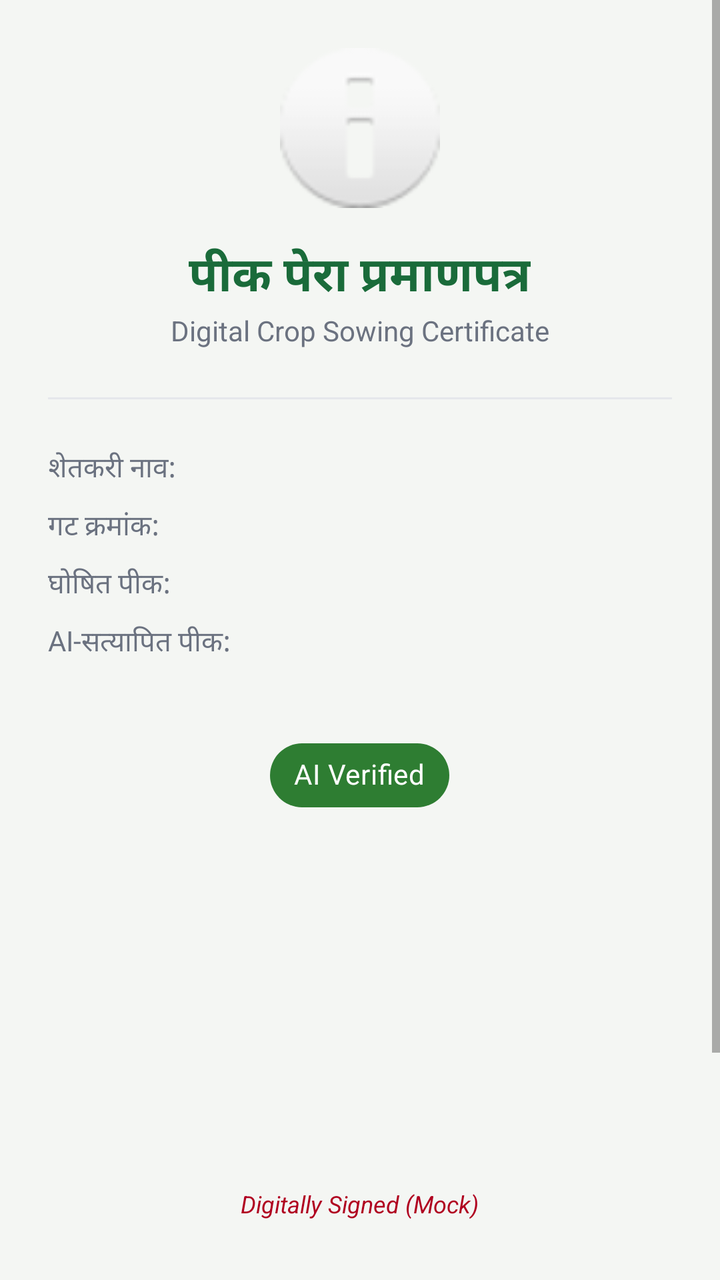
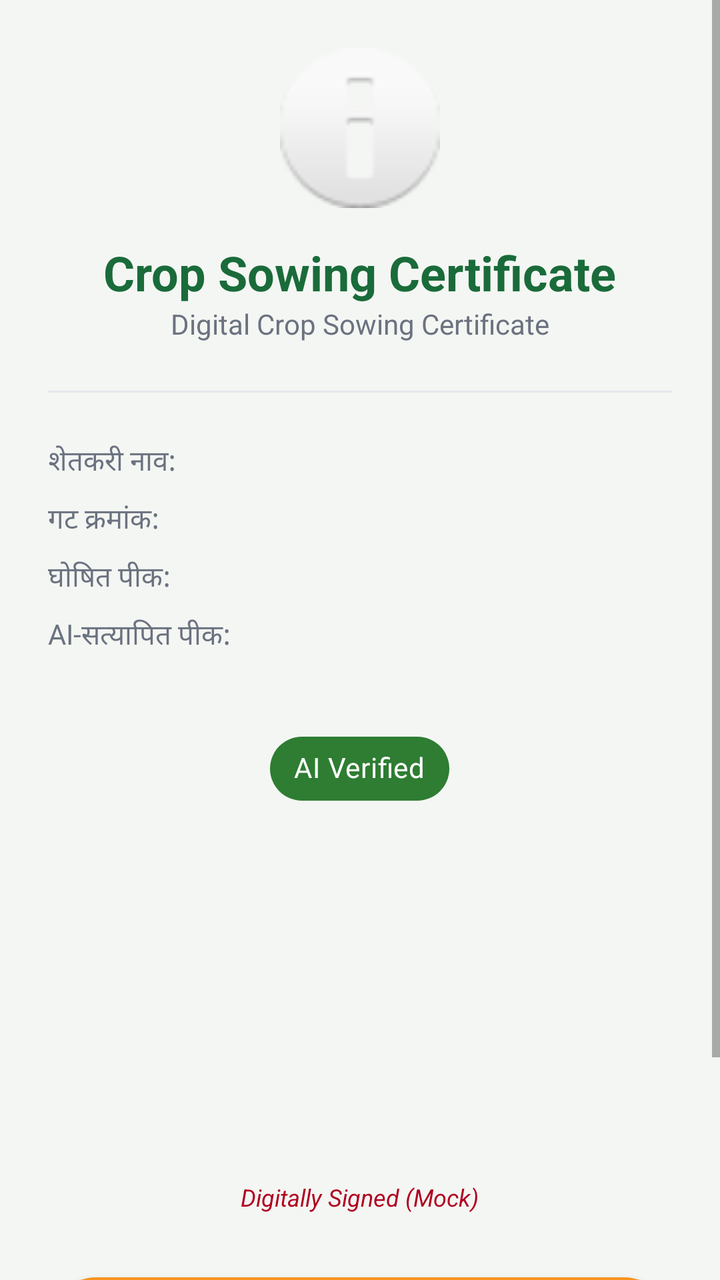

An Android layout rendered at two revisions. The XML below is the earlier revision; the diff shows what the commit changed to produce the second picture.
<!-- AndroidManifest.xml: application theme Theme.EPeekPahani -->
<!-- res/layout/fragment_certificate.xml -->
<?xml version="1.0" encoding="utf-8"?>
<ScrollView xmlns:android="http://schemas.android.com/apk/res/android"
    xmlns:app="http://schemas.android.com/apk/res-auto"
    android:layout_width="match_parent"
    android:layout_height="match_parent"
    android:background="#F4F6F3"
    android:fillViewport="true">

    <LinearLayout
        android:layout_width="match_parent"
        android:layout_height="wrap_content"
        android:orientation="vertical"
        android:padding="24dp"
        android:gravity="center_horizontal">

        <ImageView
            android:layout_width="80dp"
            android:layout_height="80dp"
            android:src="@android:drawable/ic_dialog_info"
            android:layout_marginBottom="16dp" />

        <TextView
            android:layout_width="wrap_content"
            android:layout_height="wrap_content"
            android:text="पीक पेरा प्रमाणपत्र"
            android:textSize="24sp"
            android:textStyle="bold"
            android:textColor="#1a6b3a" />

        <TextView
            android:layout_width="wrap_content"
            android:layout_height="wrap_content"
            android:text="Digital Crop Sowing Certificate"
            android:textSize="14sp"
            android:textColor="#6B7280"
            android:layout_marginBottom="24dp" />

        <View
            android:layout_width="match_parent"
            android:layout_height="1dp"
            android:background="#E5E7EB"
            android:layout_marginBottom="24dp"/>

        <TableLayout
            android:layout_width="match_parent"
            android:layout_height="wrap_content"
            android:stretchColumns="1"
            android:layout_marginBottom="24dp">

            <TableRow android:layout_marginBottom="8dp">
                <TextView android:text="शेतकरी नाव:" android:textColor="#6B7280" android:paddingEnd="16dp" />
                <TextView android:id="@+id/tv_cert_farmer_name" android:textStyle="bold" android:textColor="#1C1C1C" />
            </TableRow>
            <TableRow android:layout_marginBottom="8dp">
                <TextView android:text="गट क्रमांक:" android:textColor="#6B7280" android:paddingEnd="16dp" />
                <TextView android:id="@+id/tv_cert_gat" android:textStyle="bold" android:textColor="#1C1C1C" />
            </TableRow>
            <TableRow android:layout_marginBottom="8dp">
                <TextView android:text="घोषित पीक:" android:textColor="#6B7280" android:paddingEnd="16dp" />
                <TextView android:id="@+id/tv_cert_crop" android:textStyle="bold" android:textColor="#1C1C1C" />
            </TableRow>
            <TableRow android:layout_marginBottom="8dp">
                <TextView android:text="AI-सत्यापित पीक:" android:textColor="#6B7280" android:paddingEnd="16dp" />
                <TextView android:id="@+id/tv_cert_ai_crop" android:textStyle="bold" android:textColor="#1C1C1C" />
            </TableRow>
        </TableLayout>

        <com.google.android.material.chip.Chip
            android:id="@+id/chip_ai_status"
            android:layout_width="wrap_content"
            android:layout_height="wrap_content"
            android:text="AI Verified"
            android:textColor="@android:color/white"
            app:chipBackgroundColor="#2E7D32"
            android:layout_marginBottom="24dp"/>

        <ImageView
            android:id="@+id/iv_qr_code"
            android:layout_width="150dp"
            android:layout_height="150dp"
            android:layout_marginBottom="8dp" />

        <TextView
            android:layout_width="wrap_content"
            android:layout_height="wrap_content"
            android:text="Digitally Signed (Mock)"
            android:textColor="#B00020"
            android:textSize="12sp"
            android:textStyle="italic"
            android:layout_marginBottom="32dp"/>

        <com.google.android.material.floatingactionbutton.ExtendedFloatingActionButton
            android:id="@+id/fab_download"
            android:layout_width="match_parent"
            android:layout_height="wrap_content"
            android:text="डाउनलोड करा"
            android:textColor="@android:color/white"
            app:backgroundTint="#f7941d"
            app:icon="@android:drawable/ic_menu_save"
            app:iconTint="@android:color/white"
            android:layout_marginBottom="16dp"/>

        <com.google.android.material.button.MaterialButton
            android:id="@+id/btn_share"
            style="@style/Widget.MaterialComponents.Button.OutlinedButton"
            android:layout_width="match_parent"
            android:layout_height="wrap_content"
            android:text="शेअर करा"
            android:textColor="#003087"
            app:strokeColor="#003087"/>

    </LinearLayout>
</ScrollView>
<!-- resources referenced by this layout -->
<resources>
  <style name="Theme.App" parent="Theme.MaterialComponents.Light.NoActionBar">
          <item name="colorPrimary">@color/green_primary</item>
          <item name="colorPrimaryVariant">@color/green_dark</item>
          <item name="colorOnPrimary">@color/text_white</item>
          <item name="colorSecondary">@color/saffron</item>
          <item name="colorSecondaryVariant">@color/saffron_dark</item>
          <item name="colorOnSecondary">@color/text_white</item>
          <item name="colorError">@color/error</item>
          <item name="colorOnError">@color/text_white</item>
          <item name="colorSurface">@color/bg_card</item>
          <item name="colorOnSurface">@color/text_primary</item>
          <item name="android:colorBackground">@color/bg_screen</item>
          <item name="colorOnBackground">@color/text_primary</item>
  
          
          <item name="materialButtonStyle">@style/Widget.App.Button.Primary</item>
          <item name="textInputStyle">@style/Widget.App.TextInputLayout</item>
  
          
          <item name="shapeAppearanceSmallComponent">@style/ShapeAppearance.App.SmallComponent</item>
          <item name="shapeAppearanceMediumComponent">@style/ShapeAppearance.App.MediumComponent</item>
          <item name="shapeAppearanceLargeComponent">@style/ShapeAppearance.App.LargeComponent</item>
      </style>
  <color name="green_primary">#1a6b3a</color>
  <color name="green_dark">#0f4a27</color>
  <color name="text_white">#FFFFFF</color>
  <color name="saffron">#f7941d</color>
  <color name="saffron_dark">#e65100</color>
  <color name="error">#B00020</color>
  <color name="bg_card">#FFFFFF</color>
  <color name="text_primary">#1C1C1C</color>
  <color name="bg_screen">#F2F5F1</color>
  <style name="Widget.App.Button.Primary" parent="Widget.MaterialComponents.Button">
          <item name="backgroundTint">@color/green_primary</item>
          <item name="android:textColor">@color/text_white</item>
          <item name="shapeAppearanceOverlay">@style/ShapeAppearance.App.SmallComponent</item>
          <item name="android:minHeight">56dp</item>
          <item name="android:insetTop">0dp</item>
          <item name="android:insetBottom">0dp</item>
          <item name="elevation">0dp</item>
          <item name="android:textSize">16sp</item>
          <item name="android:textStyle">bold</item>
          <item name="rippleColor">@color/ripple</item>
      </style>
  <style name="Widget.App.TextInputLayout" parent="Widget.MaterialComponents.TextInputLayout.OutlinedBox">
          <item name="boxStrokeColor">@color/green_primary</item>
          <item name="hintTextColor">@color/green_primary</item>
          <item name="android:textColorHint">@color/text_hint</item>
          <item name="shapeAppearanceOverlay">@style/ShapeAppearance.App.SmallComponent</item>
      </style>
  <style name="ShapeAppearance.App.SmallComponent" parent="ShapeAppearance.MaterialComponents.SmallComponent">
          <item name="cornerFamily">rounded</item>
          <item name="cornerSize">10dp</item>
      </style>
  <style name="ShapeAppearance.App.MediumComponent" parent="ShapeAppearance.MaterialComponents.MediumComponent">
          <item name="cornerFamily">rounded</item>
          <item name="cornerSize">12dp</item>
      </style>
  <style name="ShapeAppearance.App.LargeComponent" parent="ShapeAppearance.MaterialComponents.LargeComponent">
          <item name="cornerFamily">rounded</item>
          <item name="cornerSize">16dp</item>
      </style>
  <color name="ripple">#1a1a6b3a</color>
  <color name="text_hint">#9CA3AF</color>
  <!-- unchanged entries left out for length: 2 -->
</resources>

<!-- the commit's change to res/layout/fragment_certificate.xml (unified diff, before → after) -->
@@ -22,7 +22,7 @@
         <TextView
             android:layout_width="wrap_content"
             android:layout_height="wrap_content"
-            android:text="पीक पेरा प्रमाणपत्र"
+            android:text="@string/str_auto_6"
             android:textSize="24sp"
             android:textStyle="bold"
             android:textColor="#1a6b3a" />
@@ -30,7 +30,7 @@
         <TextView
             android:layout_width="wrap_content"
             android:layout_height="wrap_content"
-            android:text="Digital Crop Sowing Certificate"
+            android:text="@string/str_auto_7"
             android:textSize="14sp"
             android:textColor="#6B7280"
             android:layout_marginBottom="24dp" />
@@ -48,19 +48,19 @@
             android:layout_marginBottom="24dp">
 
             <TableRow android:layout_marginBottom="8dp">
-                <TextView android:text="शेतकरी नाव:" android:textColor="#6B7280" android:paddingEnd="16dp" />
+                <TextView android:text="@string/str_auto_8" android:textColor="#6B7280" android:paddingEnd="16dp" />
                 <TextView android:id="@+id/tv_cert_farmer_name" android:textStyle="bold" android:textColor="#1C1C1C" />
             </TableRow>
             <TableRow android:layout_marginBottom="8dp">
-                <TextView android:text="गट क्रमांक:" android:textColor="#6B7280" android:paddingEnd="16dp" />
+                <TextView android:text="@string/str_auto_9" android:textColor="#6B7280" android:paddingEnd="16dp" />
                 <TextView android:id="@+id/tv_cert_gat" android:textStyle="bold" android:textColor="#1C1C1C" />
             </TableRow>
             <TableRow android:layout_marginBottom="8dp">
-                <TextView android:text="घोषित पीक:" android:textColor="#6B7280" android:paddingEnd="16dp" />
+                <TextView android:text="@string/str_auto_10" android:textColor="#6B7280" android:paddingEnd="16dp" />
                 <TextView android:id="@+id/tv_cert_crop" android:textStyle="bold" android:textColor="#1C1C1C" />
             </TableRow>
             <TableRow android:layout_marginBottom="8dp">
-                <TextView android:text="AI-सत्यापित पीक:" android:textColor="#6B7280" android:paddingEnd="16dp" />
+                <TextView android:text="@string/str_auto_11" android:textColor="#6B7280" android:paddingEnd="16dp" />
                 <TextView android:id="@+id/tv_cert_ai_crop" android:textStyle="bold" android:textColor="#1C1C1C" />
             </TableRow>
         </TableLayout>
@@ -69,7 +69,7 @@
             android:id="@+id/chip_ai_status"
             android:layout_width="wrap_content"
             android:layout_height="wrap_content"
-            android:text="AI Verified"
+            android:text="@string/str_auto_12"
             android:textColor="@android:color/white"
             app:chipBackgroundColor="#2E7D32"
             android:layout_marginBottom="24dp"/>
@@ -83,7 +83,7 @@
         <TextView
             android:layout_width="wrap_content"
             android:layout_height="wrap_content"
-            android:text="Digitally Signed (Mock)"
+            android:text="@string/str_auto_13"
             android:textColor="#B00020"
             android:textSize="12sp"
             android:textStyle="italic"
@@ -93,7 +93,7 @@
             android:id="@+id/fab_download"
             android:layout_width="match_parent"
             android:layout_height="wrap_content"
-            android:text="डाउनलोड करा"
+            android:text="@string/str_auto_14"
             android:textColor="@android:color/white"
             app:backgroundTint="#f7941d"
             app:icon="@android:drawable/ic_menu_save"
@@ -105,7 +105,7 @@
             style="@style/Widget.MaterialComponents.Button.OutlinedButton"
             android:layout_width="match_parent"
             android:layout_height="wrap_content"
-            android:text="शेअर करा"
+            android:text="@string/str_auto_15"
             android:textColor="#003087"
             app:strokeColor="#003087"/>
 
<!-- resource entries referenced after the edit -->
@@ -1,18 +1,28 @@
 <!-- resources referenced by this layout -->
 <resources>
+  <string name="str_auto_10">घोषित पीक:</string>
+  <string name="str_auto_11">AI-सत्यापित पीक:</string>
+  <string name="str_auto_12">AI Verified</string>
+  <string name="str_auto_13">Digitally Signed (Mock)</string>
+  <string name="str_auto_14">Download</string>
+  <string name="str_auto_15">Share</string>
+  <string name="str_auto_6">Crop Sowing Certificate</string>
+  <string name="str_auto_7">Digital Crop Sowing Certificate</string>
+  <string name="str_auto_8">शेतकरी नाव:</string>
+  <string name="str_auto_9">गट क्रमांक:</string>
   <style name="Theme.App" parent="Theme.MaterialComponents.Light.NoActionBar">
-          <item name="colorPrimary">@color/green_primary</item>
-          <item name="colorPrimaryVariant">@color/green_dark</item>
-          <item name="colorOnPrimary">@color/text_white</item>
-          <item name="colorSecondary">@color/saffron</item>
-          <item name="colorSecondaryVariant">@color/saffron_dark</item>
-          <item name="colorOnSecondary">@color/text_white</item>
+          <item name="colorPrimary">@color/primary</item>
+          <item name="colorPrimaryVariant">@color/primary_container</item>
+          <item name="colorOnPrimary">@color/on_primary</item>
+          <item name="colorSecondary">@color/secondary</item>
+          <item name="colorSecondaryVariant">@color/secondary_container</item>
+          <item name="colorOnSecondary">@color/on_secondary</item>
           <item name="colorError">@color/error</item>
-          <item name="colorOnError">@color/text_white</item>
-          <item name="colorSurface">@color/bg_card</item>
-          <item name="colorOnSurface">@color/text_primary</item>
-          <item name="android:colorBackground">@color/bg_screen</item>
-          <item name="colorOnBackground">@color/text_primary</item>
+          <item name="colorOnError">@color/on_error</item>
+          <item name="colorSurface">@color/surface</item>
+          <item name="colorOnSurface">@color/on_surface</item>
+          <item name="android:colorBackground">@color/background</item>
+          <item name="colorOnBackground">@color/on_background</item>
   
           
           <item name="materialButtonStyle">@style/Widget.App.Button.Primary</item>
@@ -22,48 +32,50 @@
           <item name="shapeAppearanceSmallComponent">@style/ShapeAppearance.App.SmallComponent</item>
           <item name="shapeAppearanceMediumComponent">@style/ShapeAppearance.App.MediumComponent</item>
           <item name="shapeAppearanceLargeComponent">@style/ShapeAppearance.App.LargeComponent</item>
+          
+          <item name="materialCardViewStyle">@style/Widget.App.CardView</item>
       </style>
-  <color name="green_primary">#1a6b3a</color>
-  <color name="green_dark">#0f4a27</color>
-  <color name="text_white">#FFFFFF</color>
-  <color name="saffron">#f7941d</color>
-  <color name="saffron_dark">#e65100</color>
-  <color name="error">#B00020</color>
-  <color name="bg_card">#FFFFFF</color>
-  <color name="text_primary">#1C1C1C</color>
-  <color name="bg_screen">#F2F5F1</color>
+  <color name="primary">#005127</color>
+  <color name="primary_container">#1a6b3a</color>
+  <color name="on_primary">#ffffff</color>
+  <color name="secondary">#48654e</color>
+  <color name="secondary_container">#caebcd</color>
+  <color name="on_secondary">#ffffff</color>
+  <color name="error">#ba1a1a</color>
+  <color name="on_error">#ffffff</color>
+  <color name="surface">#f7fbf3</color>
+  <color name="on_surface">#181d18</color>
+  <color name="background">#f7fbf3</color>
+  <color name="on_background">#181d18</color>
   <style name="Widget.App.Button.Primary" parent="Widget.MaterialComponents.Button">
-          <item name="backgroundTint">@color/green_primary</item>
-          <item name="android:textColor">@color/text_white</item>
-          <item name="shapeAppearanceOverlay">@style/ShapeAppearance.App.SmallComponent</item>
-          <item name="android:minHeight">56dp</item>
-          <item name="android:insetTop">0dp</item>
-          <item name="android:insetBottom">0dp</item>
-          <item name="elevation">0dp</item>
-          <item name="android:textSize">16sp</item>
-          <item name="android:textStyle">bold</item>
-          <item name="rippleColor">@color/ripple</item>
+          <item name="shapeAppearanceOverlay">@style/ShapeAppearance.App.MediumComponent</item>
+          <item name="android:minHeight">48dp</item>
+          <item name="backgroundTint">@color/primary_container</item>
+          <item name="android:textColor">@color/on_primary</item>
       </style>
   <style name="Widget.App.TextInputLayout" parent="Widget.MaterialComponents.TextInputLayout.OutlinedBox">
-          <item name="boxStrokeColor">@color/green_primary</item>
-          <item name="hintTextColor">@color/green_primary</item>
-          <item name="android:textColorHint">@color/text_hint</item>
           <item name="shapeAppearanceOverlay">@style/ShapeAppearance.App.SmallComponent</item>
+          <item name="boxStrokeColor">@color/primary_container</item>
       </style>
   <style name="ShapeAppearance.App.SmallComponent" parent="ShapeAppearance.MaterialComponents.SmallComponent">
           <item name="cornerFamily">rounded</item>
-          <item name="cornerSize">10dp</item>
+          <item name="cornerSize">4dp</item>
       </style>
   <style name="ShapeAppearance.App.MediumComponent" parent="ShapeAppearance.MaterialComponents.MediumComponent">
           <item name="cornerFamily">rounded</item>
-          <item name="cornerSize">12dp</item>
+          <item name="cornerSize">8dp</item>
       </style>
   <style name="ShapeAppearance.App.LargeComponent" parent="ShapeAppearance.MaterialComponents.LargeComponent">
           <item name="cornerFamily">rounded</item>
-          <item name="cornerSize">16dp</item>
+          <item name="cornerSize">10dp</item>
       </style>
-  <color name="ripple">#1a1a6b3a</color>
-  <color name="text_hint">#9CA3AF</color>
+  <style name="Widget.App.CardView" parent="Widget.MaterialComponents.CardView">
+          <item name="shapeAppearanceOverlay">@style/ShapeAppearance.App.LargeComponent</item>
+          <item name="cardBackgroundColor">@color/surface_container_lowest</item>
+          <item name="cardElevation">4dp</item>
+          <item name="contentPadding">16dp</item>
+      </style>
+  <color name="surface_container_lowest">#ffffff</color>
   <!-- unchanged entries left out for length: 2 -->
 </resources>
 
